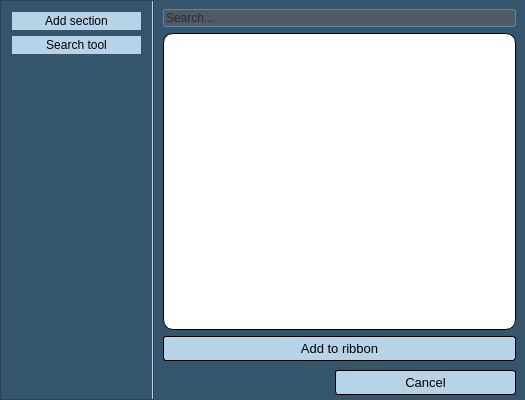
Above: select_section_dialog.ui from GIAPspzoo/GIAP_PolaMap_lite before the change. Below: the same form after it.
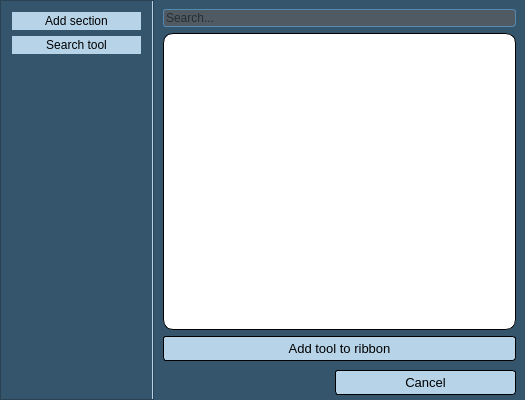
That is the form after the change. The open tabs and pages were chosen to show the change. Icons and pictures are not drawn. Custom widgets are drawn as their Qt base class.

Diff of the .ui file:
```diff
--- a/select_section_dialog.ui
+++ b/select_section_dialog.ui
@@ -680,7 +680,7 @@
             </font>
            </property>
            <property name="text">
-            <string>Add to ribbon</string>
+            <string>Add tool to ribbon</string>
            </property>
           </widget>
          </item>
```
Left out of the diff: 2 changed lines with no effect on the pictures.
